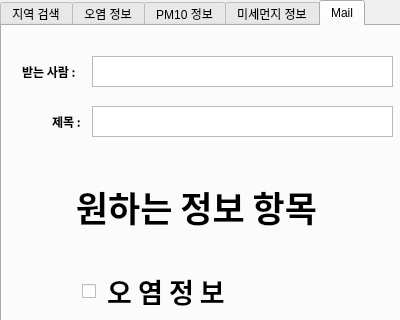
The window that ui to py Convert/convert.ui (WindowsHyun/PythonTermProject) describes before a commit, drawn with Qt 5; both pictures show x 0 to 400 and y 0 to 320 of the 400 by 600 pixel window.
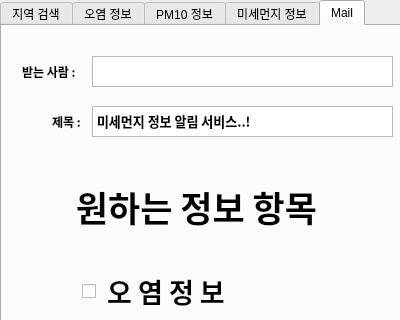
The same window after the commit. The open tabs and pages were chosen to show the change.

Commit message: Update UI, PY Code ui 변경및 메일 발송시 아이디 비밀번호 노출 우려 암호화 작업, 메일 내용등을 직접 선택할수 있고, 선택에 따른 발송을 할수가 있다. 메일도 정상적으로 발송 가능.

The edit to the form file:
```diff
--- a/ui to py Convert/convert.ui
+++ b/ui to py Convert/convert.ui
@@ -1614,6 +1614,13 @@
        <bold>true</bold>
       </font>
      </property>
+     <property name="html">
+      <string>&lt;!DOCTYPE HTML PUBLIC &quot;-//W3C//DTD HTML 4.0//EN&quot; &quot;http://www.w3.org/TR/REC-html40/strict.dtd&quot;&gt;
+&lt;html&gt;&lt;head&gt;&lt;meta name=&quot;qrichtext&quot; content=&quot;1&quot; /&gt;&lt;style type=&quot;text/css&quot;&gt;
+p, li { white-space: pre-wrap; }
+&lt;/style&gt;&lt;/head&gt;&lt;body style=&quot; font-family:'함초롬바탕'; font-size:10pt; font-weight:600; font-style:normal;&quot;&gt;
+&lt;p style=&quot; margin-top:0px; margin-bottom:0px; margin-left:0px; margin-right:0px; -qt-block-indent:0; text-indent:0px;&quot;&gt;미세먼지 정보 알림 서비스..!&lt;/p&gt;&lt;/body&gt;&lt;/html&gt;</string>
+     </property>
     </widget>
     <widget class="QPushButton" name="sendBtn">
      <property name="geometry">
```
Left out of the diff: 23 changed lines with no effect on the pictures. The commit also changes 6 other files.
